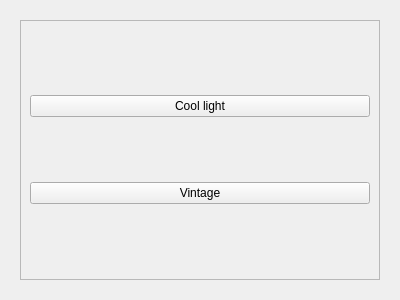
This is ui_files/filter_widget.ui in abeshahsan/Photo-Wizard as Qt 5 draws it before an edit. The edited form follows.
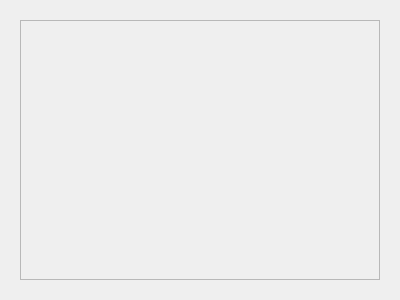
This is the edited form.

Commit message: adding filters dynamically

Diff of the .ui file:
```diff
--- a/ui_files/filter_widget.ui
+++ b/ui_files/filter_widget.ui
@@ -33,28 +33,14 @@
           <rect>
            <x>0</x>
            <y>0</y>
-           <width>362</width>
-           <height>262</height>
+           <width>354</width>
+           <height>254</height>
           </rect>
          </property>
          <layout class="QVBoxLayout" name="verticalLayout">
           <property name="spacing">
            <number>0</number>
           </property>
-          <item>
-           <widget class="QPushButton" name="cool_light">
-            <property name="text">
-             <string>Cool light</string>
-            </property>
-           </widget>
-          </item>
-          <item>
-           <widget class="QPushButton" name="vintage">
-            <property name="text">
-             <string>Vintage</string>
-            </property>
-           </widget>
-          </item>
          </layout>
         </widget>
        </widget>
```
The commit also changes 3 other files.
